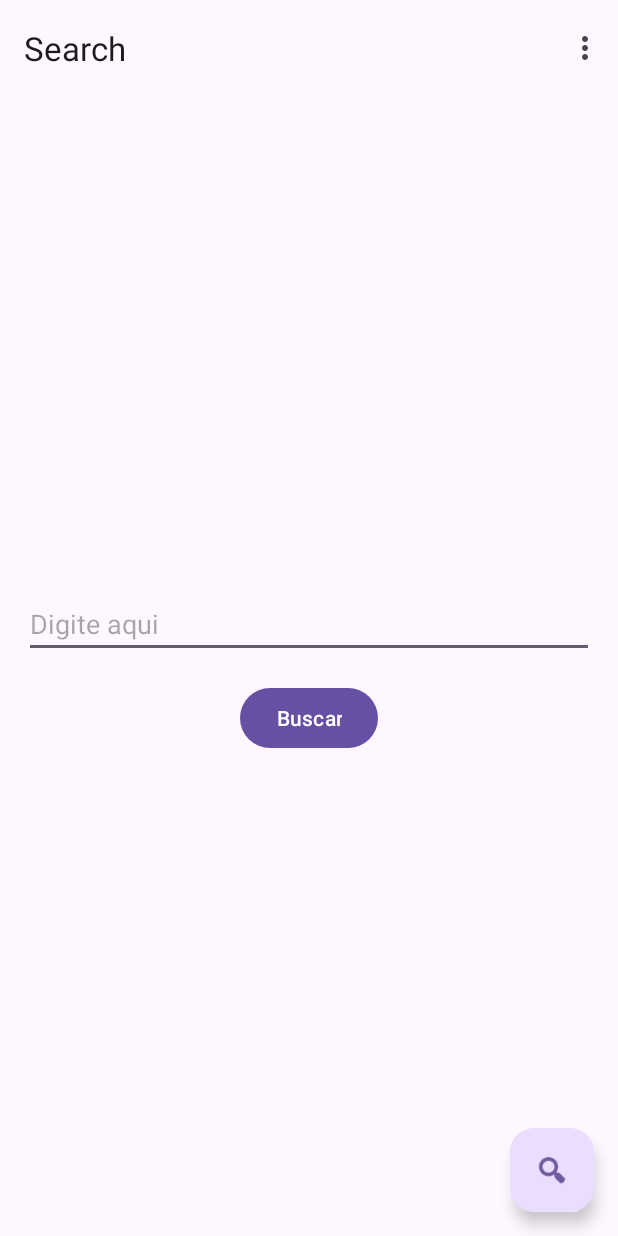
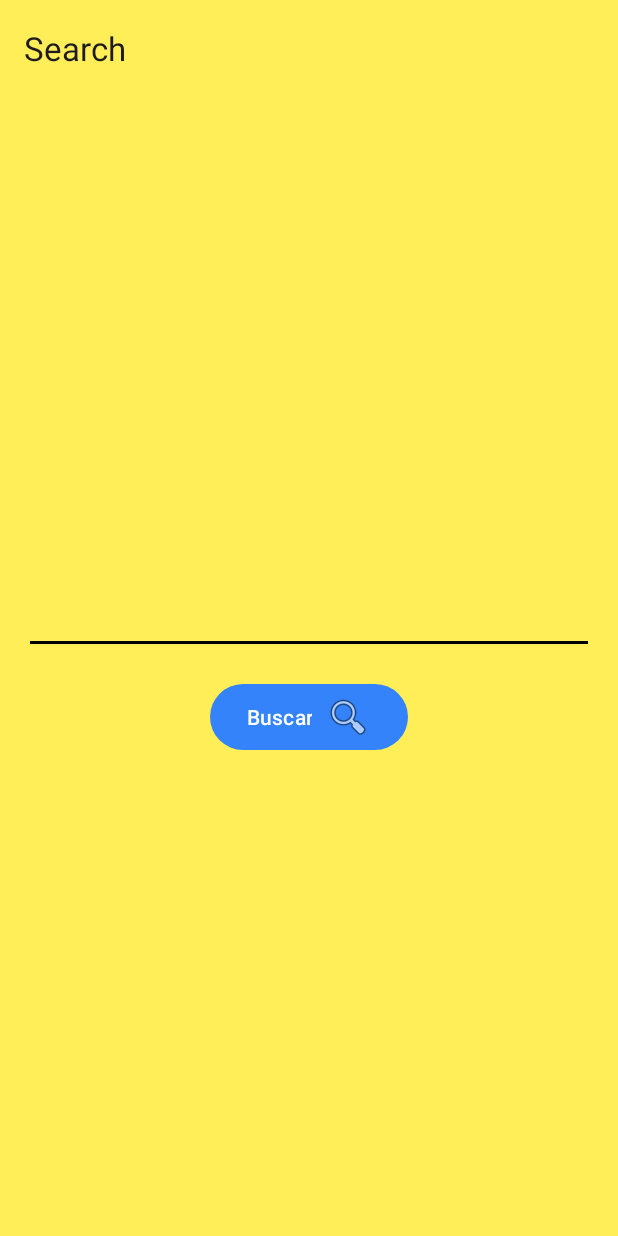
Before and after one commit to bryanollivie/MeliApp, an Android app: the screen it shows after launch (MainActivity), on a phone screen of 412 x 824 dp. Run offline under Robolectric (Android 15) with nearby library versions, the phone set to English and light mode, and no system bars; our stand-ins replace Dagger/Hilt's generated code, navigation-ui.

Commit message:
Colors and styles

```diff
--- a/app/src/main/java/com/bryanollivie/appml/ui/view/MainActivity.kt
+++ b/app/src/main/java/com/bryanollivie/appml/ui/view/MainActivity.kt
@@ -33,10 +33,10 @@ class MainActivity : AppCompatActivity() {
         appBarConfiguration = AppBarConfiguration(navController.graph)
         setupActionBarWithNavController(navController, appBarConfiguration)
 
-        binding.fab.setOnClickListener { view ->
+        /*binding.fab.setOnClickListener { view ->
             Snackbar.make(view, "Replace with your own action", Snackbar.LENGTH_LONG)
                 .setAction("Action", null).show()
-        }
+        }*/
 
 
         /*val service = NetworkModule.createNetworkService<MeliApi>()
@@ -49,22 +49,6 @@ class MainActivity : AppCompatActivity() {
         }*/
     }
 
-    override fun onCreateOptionsMenu(menu: Menu): Boolean {
-        // Inflate the menu; this adds items to the action bar if it is present.
-        menuInflater.inflate(R.menu.menu_main, menu)
-        return true
-    }
-
-    override fun onOptionsItemSelected(item: MenuItem): Boolean {
-        // Handle action bar item clicks here. The action bar will
-        // automatically handle clicks on the Home/Up button, so long
-        // as you specify a parent activity in AndroidManifest.xml.
-        return when (item.itemId) {
-            R.id.action_settings -> true
-            else -> super.onOptionsItemSelected(item)
-        }
-    }
-
     override fun onSupportNavigateUp(): Boolean {
         val navController = findNavController(R.id.nav_host_fragment_content_main)
         return navController.navigateUp(appBarConfiguration)
--- a/app/src/main/java/com/bryanollivie/appml/ui/viewmodel/ProductListViewModel.kt
+++ b/app/src/main/java/com/bryanollivie/appml/ui/viewmodel/ProductListViewModel.kt
@@ -24,8 +24,9 @@ class ProductListViewModel @Inject constructor(private val prodRepository: ProdR
         viewModelScope.launch {
             try {
                 val search = prodRepository.getSearchProd(prod)
-                _dados.value = search?.let { Resource.Success(it) }!!
+                _dados.value = Resource.Success(search!!)
             } catch (e: Exception) {
+                Log.e("Error:","${e.toString()}")
                 _dados.value = Resource.Error(e.toString(), null)
             }
         }
--- a/app/src/main/res/layout/activity_main.xml
+++ b/app/src/main/res/layout/activity_main.xml
@@ -10,6 +10,7 @@
     <com.google.android.material.appbar.AppBarLayout
         android:layout_width="match_parent"
         android:layout_height="wrap_content"
+        android:background="@color/colorBar"
         android:fitsSystemWindows="true">
 
         <com.google.android.material.appbar.MaterialToolbar
@@ -21,13 +22,5 @@
 
     <include layout="@layout/content_main" />
 
-    <com.google.android.material.floatingactionbutton.FloatingActionButton
-        android:id="@+id/fab"
-        android:layout_width="wrap_content"
-        android:layout_height="wrap_content"
-        android:layout_gravity="bottom|end"
-        android:layout_marginEnd="@dimen/fab_margin"
-        android:layout_marginBottom="16dp"
-        app:srcCompat="@android:drawable/ic_menu_search" />
 
 </androidx.coordinatorlayout.widget.CoordinatorLayout>
--- a/app/src/main/res/layout/fragment_product_list.xml
+++ b/app/src/main/res/layout/fragment_product_list.xml
@@ -4,6 +4,7 @@
     xmlns:tools="http://schemas.android.com/tools"
     android:layout_width="match_parent"
     android:layout_height="match_parent"
+    android:background="@color/colorAccent2"
     tools:context=".ui.view.ProductListFragment">
 
     <androidx.constraintlayout.widget.ConstraintLayout
--- a/app/src/main/res/layout/fragment_search.xml
+++ b/app/src/main/res/layout/fragment_search.xml
@@ -3,9 +3,9 @@
     xmlns:android="http://schemas.android.com/apk/res/android"
     xmlns:app="http://schemas.android.com/apk/res-auto"
     xmlns:tools="http://schemas.android.com/tools"
+    android:background="@color/colorAccent2"
     android:layout_width="match_parent"
     android:layout_height="match_parent">
-
 
     <androidx.constraintlayout.widget.ConstraintLayout
         android:layout_width="0dp"
@@ -17,14 +17,15 @@
         app:layout_constraintStart_toStartOf="parent"
         app:layout_constraintTop_toTopOf="parent">
 
-        <EditText
+        <com.google.android.material.textfield.TextInputEditText
             android:id="@+id/editTextSearch"
             android:layout_width="0dp"
-            android:layout_height="45dp"
+            android:theme="@style/EditText"
+            android:layout_height="match_parent"
             android:layout_marginStart="8dp"
             android:layout_marginTop="8dp"
             android:layout_marginEnd="8dp"
-            android:hint="Digite aqui"
+            android:hint=""
             app:layout_constraintEnd_toEndOf="parent"
             app:layout_constraintHorizontal_chainStyle="packed"
             app:layout_constraintStart_toStartOf="parent"
@@ -36,6 +37,7 @@
             android:layout_height="wrap_content"
             android:layout_marginTop="16dp"
             android:text="Buscar"
+            android:drawableRight="@android:drawable/ic_menu_search"
             app:layout_constraintEnd_toEndOf="parent"
             app:layout_constraintStart_toStartOf="parent"
             app:layout_constraintTop_toBottomOf="@+id/editTextSearch" />
--- a/app/src/main/res/layout/fragment_second.xml
+++ b/app/src/main/res/layout/fragment_second.xml
@@ -3,6 +3,7 @@
     xmlns:app="http://schemas.android.com/apk/res-auto"
     xmlns:tools="http://schemas.android.com/tools"
     android:layout_width="match_parent"
+    android:background="@color/colorAccent2"
     android:layout_height="match_parent"
     tools:context=".ui.view.SecondFragment">
 
--- a/app/src/main/res/values/colors.xml
+++ b/app/src/main/res/values/colors.xml
@@ -2,4 +2,9 @@
 <resources>
     <color name="black">#FF000000</color>
     <color name="white">#FFFFFFFF</color>
+    <color name="colorPrimary">#3483fa</color>
+    <color name="colorPrimaryDark">#040300</color>
+    <color name="colorAccent">#000000</color>
+    <color name="colorAccent2">#FFEE58</color>
+    <color name="colorBar">#FFEE58</color>
 </resources>
--- a/app/src/main/res/values/themes.xml
+++ b/app/src/main/res/values/themes.xml
@@ -1,9 +1,28 @@
 <resources xmlns:tools="http://schemas.android.com/tools">
     <!-- Base application theme. -->
     <style name="Base.Theme.AppML" parent="Theme.Material3.DayNight.NoActionBar">
-        <!-- Customize your light theme here. -->
-        <!-- <item name="colorPrimary">@color/my_light_primary</item> -->
+
+        <item name="colorPrimary">@color/colorPrimary</item>
+        <item name="colorPrimaryDark">@color/colorPrimaryDark</item>
+        <item name="colorAccent">@color/colorAccent</item>
+
     </style>
 
     <style name="Theme.AppML" parent="Base.Theme.AppML" />
+
+    <style name="ButtonStyle" parent="Widget.AppCompat.Button">
+        <item name="android:textSize">18sp</item>
+        <item name="android:background">@color/colorPrimary</item>
+        <item name="android:textColor">@android:color/white</item>
+    </style>
+
+    <style name="EditText">
+        <item name="android:layout_width">match_parent</item>
+        <item name="android:layout_height">wrap_content</item>
+        <item name="android:padding">8dp</item>
+        <item name="android:background">@android:drawable/alert_light_frame</item>
+        <item name="android:textColor">#333333</item>
+        <item name="android:textSize">20sp</item>
+        <item name="android:textCursorDrawable">@android:drawable/ic_menu_edit</item>
+    </style>
 </resources>
```
